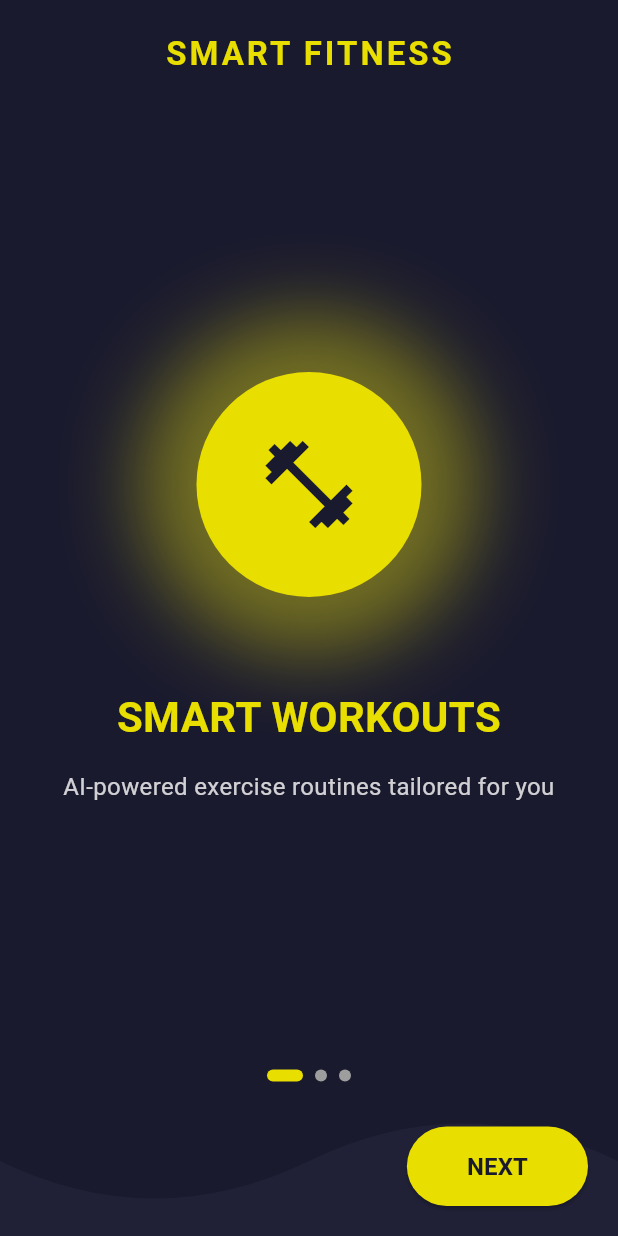
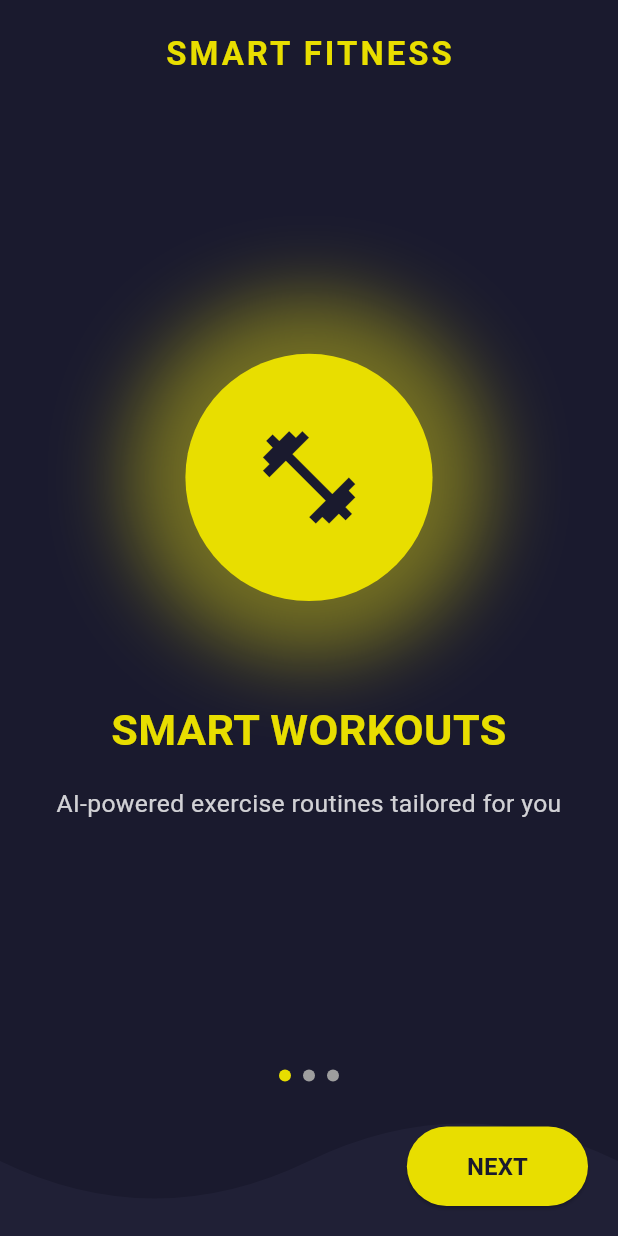
Before and after one commit to Faraz575/fitform_ai, a Flutter app: the screen it shows after launch, after a tap on "NEXT", after a tap on "BACK", on a phone screen of 412 x 824 dp. Run offline on Flutter 3.47's test engine with Material 3 defaults, Android fonts, the phone set to English and light mode, and no system bars; drawn by our look-alikes of smooth_page_indicator; our stand-ins replace get.

Commit message:
Initial Commit: Project Setup

```diff
--- a/lib/App/modules/Onboarding/onboarding_controller.dart
+++ b/lib/App/modules/Onboarding/controller/onboarding_controller.dart
@@ -1,3 +1,4 @@
+import 'package:fitform_ai/App/modules/%20auth/views/signin_screen.dart';
 import 'package:flutter/material.dart';
 import 'package:get/get.dart';
 
@@ -23,7 +24,11 @@ class OnboardingController extends GetxController {
   }
 
   void getStarted() {
-    // HomeScreen par jao aur pichli saari screens (splash, onboarding) ko memory se hata do
+    Get.offAll(
+          () => SigninScreen(),
+      transition: Transition.rightToLeftWithFade,
+      duration: const Duration(milliseconds: 600),
+    );
   }
 
   @override
--- a/lib/App/modules/Onboarding/onboarding_screen.dart
+++ b/lib/App/modules/Onboarding/views/onboarding_screen.dart
@@ -1,11 +1,10 @@
 import 'package:fitform_ai/App/modules/Onboarding/static_data/onboarding_data.dart';
-import 'package:fitform_ai/App/modules/Onboarding/widgets/onboarding_page_content.dart';
-import 'package:fitform_ai/App/modules/Onboarding/widgets/wavy_clipper.dart';
+import 'package:fitform_ai/App/modules/Onboarding/views/widgets/onboarding_page_content.dart';
+import 'package:fitform_ai/App/modules/Onboarding/views/widgets/wavy_clipper.dart';
 import 'package:flutter/material.dart';
 import 'package:get/get.dart';
-
-import 'onboarding_controller.dart';
-
+import 'package:smooth_page_indicator/smooth_page_indicator.dart';
+import '../controller/onboarding_controller.dart';
 
 class OnboardingScreen extends StatelessWidget {
   OnboardingScreen({super.key});
@@ -19,7 +18,6 @@ class OnboardingScreen extends StatelessWidget {
       body: SafeArea(
         child: Stack(
           children: [
-            // Wavy Background Shape
             Positioned(
               bottom: 0,
               left: 0,
@@ -64,27 +62,18 @@ class OnboardingScreen extends StatelessWidget {
                   ),
                 ),
 
-                Obx( () => Row(
-                    mainAxisAlignment: MainAxisAlignment.center,
-                    children: List.generate(
-                      onboardingPages.length,
-                          (index) => AnimatedContainer(
-                        duration: const Duration(milliseconds: 300),
-                        margin: const EdgeInsets.symmetric(horizontal: 4),
-                        width: controller.currentPage.value == index ? 24 : 8,
-                        height: 8,
-                        decoration: BoxDecoration(
-                          color: controller.currentPage.value == index
-                              ? const Color(0xFFE8DE00)
-                              : Colors.grey,
-                          borderRadius: BorderRadius.circular(12),
-                        ),
-                      ),
-                    ),
+                SmoothPageIndicator(
+                  controller: controller.pageController,
+                  count: onboardingPages.length,
+                  effect: const WormEffect(
+                    dotColor: Colors.grey,
+                    activeDotColor: Color(0xFFE8DE00),
+                    dotHeight: 8,
+                    dotWidth: 8,
+                    type: WormType.thin,
                   ),
                 ),
                 const SizedBox(height: 30),
-
                 // Bottom Buttons
                 _buildBottomButtons(),
                 const SizedBox(height: 20),
@@ -97,8 +86,20 @@ class OnboardingScreen extends StatelessWidget {
   }
 
   Widget _buildBottomButtons() {
+    final backButtonStyle = ElevatedButton.styleFrom(
+      backgroundColor: Colors.grey.withOpacity(0.2),
+      shape: const CircleBorder(),
+      padding: const EdgeInsets.all(15),
+    );
+
+    final nextButtonStyle = ElevatedButton.styleFrom(
+      backgroundColor: const Color(0xFFE8DE00),
+      foregroundColor: const Color(0xFF1A1A2E),
+      shape: RoundedRectangleBorder(borderRadius: BorderRadius.circular(30)),
+      padding: const EdgeInsets.symmetric(horizontal: 40, vertical: 15),
+    );
     return Obx(
-          () => Padding(
+      () => Padding(
         padding: const EdgeInsets.symmetric(horizontal: 20.0),
         child: Row(
           mainAxisAlignment: MainAxisAlignment.spaceBetween,
@@ -108,35 +109,31 @@ class OnboardingScreen extends StatelessWidget {
               duration: const Duration(milliseconds: 300),
               opacity: controller.currentPage.value > 0 ? 1.0 : 0.0,
               child: ElevatedButton(
-                onPressed: controller.previousPage,
-                style: ElevatedButton.styleFrom(
-                  backgroundColor: Colors.grey.withOpacity(0.2),
-                  shape: const CircleBorder(),
-                  padding: const EdgeInsets.all(15),
+                onPressed: controller.currentPage.value > 0
+                    ? controller.previousPage
+                    : null,
+                style: backButtonStyle,
+                child: const Text(
+                  'BACK',
+                  style: TextStyle(color: Colors.white),
                 ),
-                child: const Text('BACK', style: TextStyle(color: Colors.white)),
               ),
             ),
 
-            // Next / Get Started Button
             ElevatedButton(
-              onPressed: controller.currentPage.value == onboardingPages.length - 1
+              onPressed:
+                  controller.currentPage.value == onboardingPages.length - 1
                   ? controller.getStarted
                   : controller.nextPage,
-              style: ElevatedButton.styleFrom(
-                backgroundColor: const Color(0xFFE8DE00),
-                foregroundColor: const Color(0xFF1A1A2E),
-                shape: RoundedRectangleBorder(
-                  borderRadius: BorderRadius.circular(30),
-                ),
-                padding:
-                const EdgeInsets.symmetric(horizontal: 40, vertical: 15),
-              ),
+              style: nextButtonStyle,
               child: Text(
                 controller.currentPage.value == onboardingPages.length - 1
                     ? 'GET STARTED'
                     : 'NEXT',
-                style: const TextStyle(fontWeight: FontWeight.bold, fontSize: 16),
+                style: const TextStyle(
+                  fontWeight: FontWeight.bold,
+                  fontSize: 16,
+                ),
               ),
             ),
           ],
--- /dev/null
+++ b/lib/App/modules/Onboarding/views/widgets/onboarding_page_content.dart
@@ -0,0 +1,112 @@
+import 'package:flutter/material.dart';
+import 'package:get/get.dart';
+class OnboardingPageContent extends StatefulWidget {
+  final IconData icon;
+  final String title;
+  final String subtitle;
+
+  const OnboardingPageContent({
+    super.key,
+    required this.icon,
+    required this.title,
+    required this.subtitle,
+  });
+
+  @override
+  State<OnboardingPageContent> createState() => _OnboardingPageContentState();
+}
+
+class _OnboardingPageContentState extends State<OnboardingPageContent> with SingleTickerProviderStateMixin {
+
+  late AnimationController _animationController;
+  late Animation<double> _scaleAnimation;
+
+  @override
+  void initState() {
+    super.initState();
+    _animationController = AnimationController(
+      vsync: this,
+      duration: const Duration(seconds: 2), // Ek pulse 2 second tak chalega
+    );
+
+    _scaleAnimation = Tween<double>(begin: 0.95, end: 1.05).animate(
+      CurvedAnimation(
+        parent: _animationController,
+        curve: Curves.easeInOut,
+      ),
+    );
+
+    _animationController.repeat(reverse: true);
+  }
+
+  @override
+  void dispose() {
+    _animationController.dispose();
+    super.dispose();
+  }
+
+  @override
+  Widget build(BuildContext context) {
+    final screenWidth = Get.width;
+    final screenHeight = Get.height;
+
+    final circleSize = screenWidth * 0.4;
+    final titleFontSize = screenWidth * 0.07;
+    final subtitleFontSize = screenWidth * 0.04;
+    final iconSize = circleSize * 0.45;
+
+    return Column(
+      mainAxisAlignment: MainAxisAlignment.center,
+      children: [
+        ScaleTransition(
+          scale: _scaleAnimation,
+          child: Container(
+            width: circleSize,
+            height: circleSize,
+            decoration: BoxDecoration(
+              shape: BoxShape.circle,
+              color: const Color(0xFFE8DE00),
+              boxShadow: [
+                BoxShadow(
+                  color: const Color(0xFFE8DE00).withOpacity(0.6),
+                  blurRadius: 50.0,
+                  spreadRadius: 30.0,
+                ),
+                BoxShadow(
+                  color: const Color(0xFF2E2E48).withOpacity(0.3),
+                  blurRadius: 40.0,
+                  spreadRadius: 20.0,
+                ),
+              ],
+            ),
+            child: Icon(widget.icon, color: const Color(0xFF1A1A2E), size: iconSize),
+          ),
+        ),
+        SizedBox(height: screenHeight * 0.08),
+
+        Text(
+          widget.title,
+          textAlign: TextAlign.center,
+          style: TextStyle(
+            color: const Color(0xFFE8DE00),
+            fontSize: titleFontSize,
+            fontWeight: FontWeight.bold,
+          ),
+        ),
+        SizedBox(height: screenHeight * 0.02),
+
+        Padding(
+          padding: EdgeInsets.symmetric(horizontal: screenWidth * 0.05),
+          child: Text(
+            widget.subtitle,
+            textAlign: TextAlign.center,
+            style: TextStyle(
+              color: Colors.white.withOpacity(0.8),
+              fontSize: subtitleFontSize,
+            ),
+          ),
+        ),
+      ],
+    );
+  }
+}
--- a/lib/App/modules/Onboarding/widgets/onboarding_page_content.dart
+++ /dev/null
@@ -1,64 +0,0 @@
-import 'package:flutter/cupertino.dart';
-import 'package:flutter/material.dart';
-
-class OnboardingPageContent extends StatelessWidget {
-  final IconData icon;
-  final String title;
-  final String subtitle;
-
-  const OnboardingPageContent({
-    super.key,
-    required this.icon,
-    required this.title,
-    required this.subtitle,
-  });
-
-  @override
-  Widget build(BuildContext context) {
-    return Column(
-      mainAxisAlignment: MainAxisAlignment.center,
-      children: [
-        Container(
-          width: 150,
-          height: 150,
-          decoration: BoxDecoration(
-            shape: BoxShape.circle,
-            color: const Color(0xFFE8DE00),
-            boxShadow: [
-              BoxShadow(
-                color: const Color(0xFFE8DE00).withOpacity(0.6),
-                blurRadius: 50.0,
-                spreadRadius: 30.0,
-              ),
-              BoxShadow(
-                color: const Color(0xFF2E2E48).withOpacity(0.3),
-                blurRadius: 40.0,
-                spreadRadius: 20.0,
-              ),
-            ],
-          ),
-          child: Icon(icon, color: const Color(0xFF1A1A2E), size: 70),
-        ),
-        const SizedBox(height: 60),
-        Text(
-          title,
-          textAlign: TextAlign.center,
-          style: const TextStyle(
-            color: Color(0xFFE8DE00),
-            fontSize: 28,
-            fontWeight: FontWeight.bold,
-          ),
-        ),
-        const SizedBox(height: 15),
-        Text(
-          subtitle,
-          textAlign: TextAlign.center,
-          style: TextStyle(
-            color: Colors.white.withOpacity(0.8),
-            fontSize: 16,
-          ),
-        ),
-      ],
-    );
-  }
-}
--- a/lib/App/modules/splash/splash_screen.dart
+++ b/lib/App/modules/splash/splash_screen.dart
@@ -1,9 +1,7 @@
 import 'dart:async';
-import 'dart:ui';
-import 'package:flutter/cupertino.dart';
 import 'package:flutter/material.dart';
 import 'package:get/get.dart';
-import 'package:fitform_ai/app/modules/onboarding/onboarding_screen.dart';
+import 'package:fitform_ai/app/modules/onboarding/views/onboarding_screen.dart';
 
 class SplashScreen extends StatefulWidget {
   const SplashScreen({super.key});
@@ -12,84 +10,129 @@ class SplashScreen extends StatefulWidget {
   State<SplashScreen> createState() => _SplashScreenState();
 }
 
-class _SplashScreenState extends State<SplashScreen> {
+class _SplashScreenState extends State<SplashScreen> with SingleTickerProviderStateMixin {
+  late AnimationController _animationController;
+  late Animation<double> _scaleAnimation;
+  late Animation<Offset> _slideAnimationSmart;
+  late Animation<Offset> _slideAnimationFitness;
+  late Animation<double> _fadeAnimation;
 
   @override
   void initState() {
     super.initState();
+    _animationController = AnimationController(
+      vsync: this,
+      duration: const Duration(milliseconds: 1500),
+    );
+
+    _scaleAnimation = Tween<double>(begin: 0.0, end: 1.0).animate(
+      CurvedAnimation(parent: _animationController, curve: Curves.elasticOut),
+    );
+    _slideAnimationSmart = Tween<Offset>(begin: const Offset(0, 1), end: Offset.zero).animate(
+      CurvedAnimation(parent: _animationController, curve: Curves.easeOutQuad),
+    );
+    _slideAnimationFitness = Tween<Offset>(begin: const Offset(0, 1), end: Offset.zero).animate(
+      CurvedAnimation(parent: _animationController, curve: Curves.easeOutQuad),
+    );
+    _fadeAnimation = Tween<double>(begin: 0.0, end: 1.0).animate(
+      CurvedAnimation(parent: _animationController, curve: Curves.easeIn),
+    );
+
+    _animationController.forward();
+
     _navigateToOnboarding();
   }
 
   void _navigateToOnboarding() {
-    Timer(const Duration(seconds: 2), () {
-      Get.off(() => OnboardingScreen());
+    Timer(const Duration(seconds: 3, milliseconds: 500), () {
+      Get.off(
+            () => OnboardingScreen(),
+        transition: Transition.rightToLeftWithFade,
+        duration: const Duration(milliseconds: 800),
+      );
     });
   }
 
-
   @override
   void dispose() {
-    // Is screen me abhi koi controller nahi hai, isliye dispose khali hai
+    _animationController.dispose();
     super.dispose();
   }
 
-
   @override
   Widget build(BuildContext context) {
+    final screenWidth = Get.width;
+    final screenHeight = Get.height;
+
+    final circleSize = screenWidth * 0.4;
+    final iconSize = circleSize * 0.45;
+    final smartFontSize = screenWidth * 0.12;
+    final fitnessFontSize = screenWidth * 0.05;
+
     return Scaffold(
-      backgroundColor: const Color(0xFF1A1A2E), // Dark Navy Blue background
+      backgroundColor: const Color(0xFF1A1A2E),
       body: Center(
         child: Column(
           mainAxisAlignment: MainAxisAlignment.center,
           children: [
-            // Glowing Circle with Icon
-            Container(
-              width: 150,
-              height: 150,
+            ScaleTransition(
+              scale: _scaleAnimation,
+              child: Container(
+                width: circleSize,
+                height: circleSize,
                 decoration: BoxDecoration(
                   shape: BoxShape.circle,
-                color: const Color(0xFFE8DE00), // Bright Yellow
+                  color: const Color(0xFFE8DE00),
                   boxShadow: [
                     BoxShadow(
                       color: const Color(0xFFE8DE00).withOpacity(0.6),
-                    blurRadius: 50.0,
-                    spreadRadius: 30.0,
+                      blurRadius: 50.0, spreadRadius: 30.0,
                     ),
                     BoxShadow(
                       color: const Color(0xFF2E2E48).withOpacity(0.3),
-                    blurRadius: 40.0,
-                    spreadRadius: 20.0,
+                      blurRadius: 40.0, spreadRadius: 20.0,
                     ),
                   ],
                 ),
-              child: const Icon(
-                Icons.fitness_center, // Dumbbell Icon
-                color: Color(0xFF1A1A2E), // Background wala color
-                size: 70,
+                child: Icon(
+                  Icons.fitness_center,
+                  color: const Color(0xFF1A1A2E),
+                  size: iconSize,
                 ),
               ),
-            const SizedBox(height: 40),
+            ),
+            SizedBox(height: screenHeight * 0.05),
 
-            // "SMART" Text
-            const Text(
+            SlideTransition(
+              position: _slideAnimationSmart,
+              child: FadeTransition(
+                opacity: _fadeAnimation,
+                child: Text(
                   'SMART',
                   style: TextStyle(
-                fontSize: 48,
+                      fontSize: smartFontSize,
                       fontWeight: FontWeight.bold,
                       color: Colors.white,
-                letterSpacing: 2.0,
+                      letterSpacing: 2.0
                   ),
                 ),
-            const SizedBox(height: 8),
+              ),
+            ),
+            SizedBox(height: screenHeight * 0.01),
 
-            // "FITNESS" Text
-            const Text(
+            SlideTransition(
+              position: _slideAnimationFitness,
+              child: FadeTransition(
+                opacity: _fadeAnimation,
+                child: Text(
                   'FITNESS',
                   style: TextStyle(
-                fontSize: 20,
+                      fontSize: fitnessFontSize,
                       fontWeight: FontWeight.w300,
-                color: Color(0xFFE8DE00), // Yellow Color
-                letterSpacing: 8.0, // Text ke beech me space
+                      color: const Color(0xFFE8DE00),
+                      letterSpacing: 8.0
+                  ),
+                ),
               ),
             ),
           ],
--- a/lib/main.dart
+++ b/lib/main.dart
@@ -2,8 +2,6 @@ import 'package:fitform_ai/App/modules/splash/splash_screen.dart';
 import 'package:flutter/material.dart';
 import 'package:get/get_navigation/src/root/get_material_app.dart';
 
-import 'App/modules/Onboarding/onboarding_screen.dart';
-
 void main(){
   runApp(GetMaterialApp(debugShowCheckedModeBanner: false,home: SplashScreen(),));
 }
```
Also changed, not shown: pubspec.yaml (+11 -2 lines), lib/App/modules/Onboarding/views/widgets/wavy_clipper.dart (renamed from lib/App/modules/Onboarding/widgets/wavy_clipper.dart), pubspec.lock, 11 other files. Lines whose indentation alone changed are shown as unchanged.
